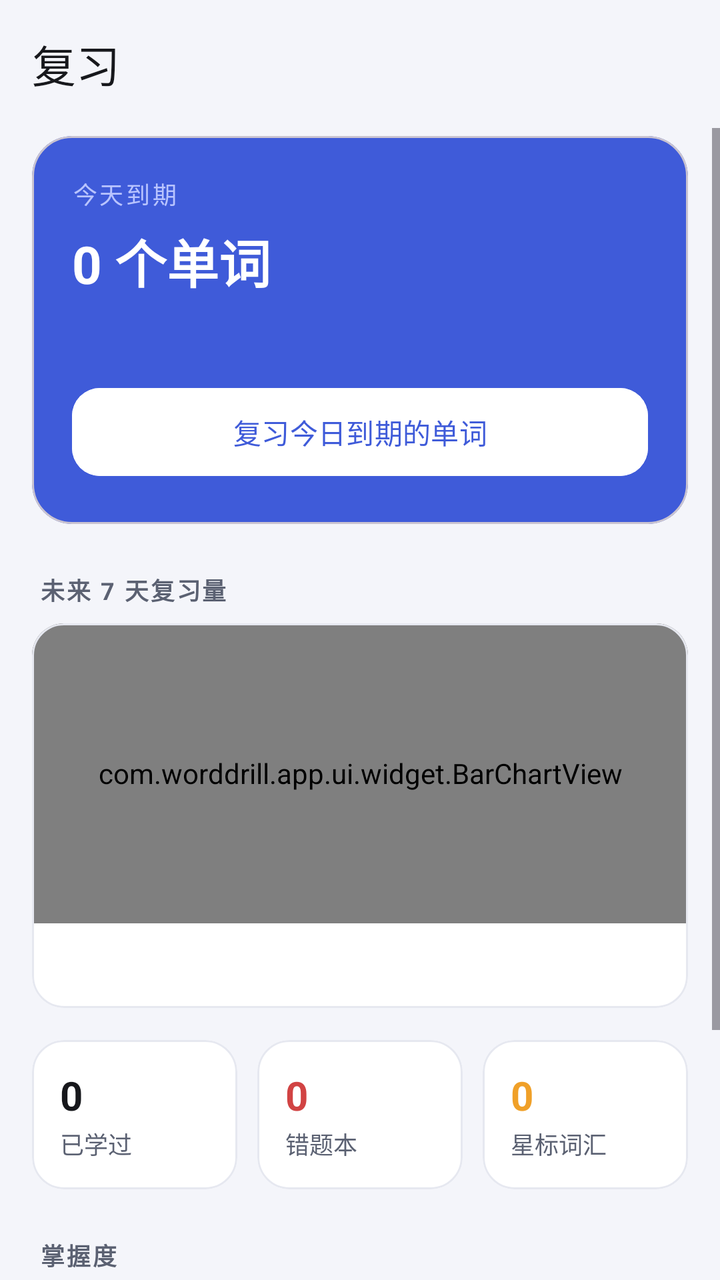
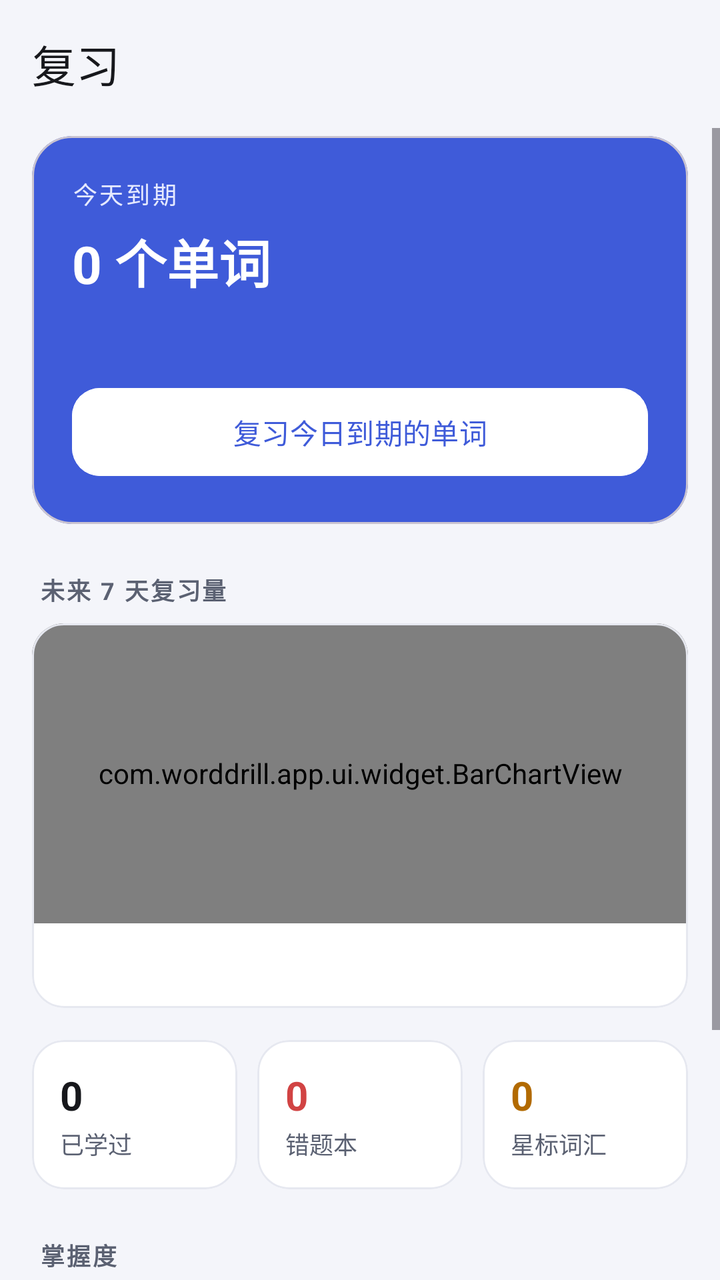

An Android layout rendered at two revisions. The XML below is the earlier revision; the diff shows what the commit changed to produce the second picture.
<!-- AndroidManifest.xml: application theme Theme.WordDrill -->
<!-- res/layout/fragment_review.xml -->
<?xml version="1.0" encoding="utf-8"?>
<LinearLayout xmlns:android="http://schemas.android.com/apk/res/android"
    xmlns:app="http://schemas.android.com/apk/res-auto"
    android:id="@+id/root"
    android:layout_width="match_parent"
    android:layout_height="match_parent"
    android:background="@color/bg"
    android:orientation="vertical">

    <com.google.android.material.appbar.MaterialToolbar
        android:id="@+id/toolbar"
        style="@style/Toolbar.WordDrill"
        android:layout_width="match_parent"
        android:layout_height="?attr/actionBarSize"
        app:title="@string/tab_review"
        app:titleTextAppearance="@style/TextAppearance.Material3.TitleLarge" />

    <ScrollView
        android:layout_width="match_parent"
        android:layout_height="0dp"
        android:layout_weight="1"
        android:clipToPadding="false"
        android:fillViewport="true">

        <LinearLayout
            android:layout_width="match_parent"
            android:layout_height="wrap_content"
            android:orientation="vertical"
            android:paddingStart="16dp"
            android:paddingTop="4dp"
            android:paddingEnd="16dp"
            android:paddingBottom="24dp">

            <com.google.android.material.card.MaterialCardView
                android:id="@+id/cardDue"
                android:layout_width="match_parent"
                android:layout_height="wrap_content"
                android:clickable="true"
                android:focusable="true"
                android:foreground="?attr/selectableItemBackground"
                app:cardBackgroundColor="@color/brand"
                app:cardCornerRadius="20dp"
                app:cardElevation="0dp">

                <LinearLayout
                    android:layout_width="match_parent"
                    android:layout_height="wrap_content"
                    android:orientation="vertical"
                    android:padding="20dp">

                    <TextView
                        android:layout_width="wrap_content"
                        android:layout_height="wrap_content"
                        android:letterSpacing="0.1"
                        android:text="@string/review_today_label"
                        android:textColor="#B9C4FF"
                        android:textSize="12sp" />

                    <TextView
                        android:id="@+id/tvDue"
                        style="@style/Text.Hero"
                        android:layout_width="wrap_content"
                        android:layout_height="wrap_content"
                        android:layout_marginTop="6dp"
                        android:text="0 个单词" />

                    <TextView
                        android:id="@+id/tvDueSub"
                        android:layout_width="wrap_content"
                        android:layout_height="wrap_content"
                        android:layout_marginTop="8dp"
                        android:textColor="#B9C4FF"
                        android:textSize="12sp" />

                    <com.google.android.material.button.MaterialButton
                        android:id="@+id/btnReview"
                        style="@style/Widget.Material3.Button"
                        android:layout_width="match_parent"
                        android:layout_height="52dp"
                        android:layout_marginTop="16dp"
                        android:backgroundTint="@color/white"
                        android:text="@string/action_review"
                        android:textColor="@color/brand"
                        android:textSize="14sp"
                        app:cornerRadius="14dp" />
                </LinearLayout>
            </com.google.android.material.card.MaterialCardView>

            <TextView
                style="@style/Text.SectionLabel"
                android:layout_width="wrap_content"
                android:layout_height="wrap_content"
                android:layout_marginTop="24dp"
                android:layout_marginStart="4dp"
                android:text="@string/report_forecast" />

            <com.google.android.material.card.MaterialCardView
                android:layout_width="match_parent"
                android:layout_height="wrap_content"
                android:layout_marginTop="8dp"
                app:cardBackgroundColor="@color/surface"
                app:cardCornerRadius="16dp"
                app:cardElevation="0dp"
                app:strokeColor="@color/divider"
                app:strokeWidth="1dp">

                <LinearLayout
                    android:layout_width="match_parent"
                    android:layout_height="wrap_content"
                    android:orientation="vertical">

                    <com.worddrill.app.ui.widget.BarChartView
                        android:id="@+id/chartForecast"
                        android:layout_width="match_parent"
                        android:layout_height="150dp"
                        android:paddingStart="12dp"
                        android:paddingTop="8dp"
                        android:paddingEnd="12dp"
                        android:paddingBottom="8dp" />

                    <TextView
                        android:id="@+id/tvForecast"
                        android:layout_width="match_parent"
                        android:layout_height="wrap_content"
                        android:paddingStart="16dp"
                        android:paddingTop="12dp"
                        android:paddingEnd="16dp"
                        android:paddingBottom="14dp"
                        android:textColor="@color/text_hint"
                        android:textSize="12sp" />
                </LinearLayout>
            </com.google.android.material.card.MaterialCardView>

            <LinearLayout
                android:layout_width="match_parent"
                android:layout_height="wrap_content"
                android:layout_marginTop="16dp"
                android:baselineAligned="false"
                android:orientation="horizontal">

                <com.google.android.material.card.MaterialCardView
                    android:id="@+id/cardLearned"
                    android:layout_width="0dp"
                    android:layout_height="wrap_content"
                    android:layout_marginEnd="5dp"
                    android:layout_weight="1"
                    android:clickable="true"
                    android:focusable="true"
                    android:foreground="?attr/selectableItemBackground"
                    app:cardBackgroundColor="@color/surface"
                    app:cardCornerRadius="16dp"
                    app:cardElevation="0dp"
                    app:strokeColor="@color/divider"
                    app:strokeWidth="1dp">

                    <LinearLayout
                        android:layout_width="match_parent"
                        android:layout_height="wrap_content"
                        android:orientation="vertical"
                        android:padding="14dp">

                        <TextView
                            android:id="@+id/tvLearnedCount"
                            android:layout_width="wrap_content"
                            android:layout_height="wrap_content"
                            android:text="0"
                            android:textColor="@color/text_primary"
                            android:textSize="20sp"
                            android:textStyle="bold" />

                        <TextView
                            android:layout_width="wrap_content"
                            android:layout_height="wrap_content"
                            android:layout_marginTop="2dp"
                            android:text="@string/learned_words"
                            android:textColor="@color/text_secondary"
                            android:textSize="12sp" />
                    </LinearLayout>
                </com.google.android.material.card.MaterialCardView>

                <com.google.android.material.card.MaterialCardView
                    android:id="@+id/cardMistakes"
                    android:layout_width="0dp"
                    android:layout_height="wrap_content"
                    android:layout_marginStart="5dp"
                    android:layout_marginEnd="5dp"
                    android:layout_weight="1"
                    android:clickable="true"
                    android:focusable="true"
                    android:foreground="?attr/selectableItemBackground"
                    app:cardBackgroundColor="@color/surface"
                    app:cardCornerRadius="16dp"
                    app:cardElevation="0dp"
                    app:strokeColor="@color/divider"
                    app:strokeWidth="1dp">

                    <LinearLayout
                        android:layout_width="match_parent"
                        android:layout_height="wrap_content"
                        android:orientation="vertical"
                        android:padding="14dp">

                        <TextView
                            android:id="@+id/tvMistakeCount"
                            android:layout_width="wrap_content"
                            android:layout_height="wrap_content"
                            android:text="0"
                            android:textColor="@color/wrong"
                            android:textSize="20sp"
                            android:textStyle="bold" />

                        <TextView
                            android:layout_width="wrap_content"
                            android:layout_height="wrap_content"
                            android:layout_marginTop="2dp"
                            android:text="@string/mistake_book"
                            android:textColor="@color/text_secondary"
                            android:textSize="12sp" />
                    </LinearLayout>
                </com.google.android.material.card.MaterialCardView>

                <com.google.android.material.card.MaterialCardView
                    android:id="@+id/cardStarred"
                    android:layout_width="0dp"
                    android:layout_height="wrap_content"
                    android:layout_marginStart="5dp"
                    android:layout_weight="1"
                    android:clickable="true"
                    android:focusable="true"
                    android:foreground="?attr/selectableItemBackground"
                    app:cardBackgroundColor="@color/surface"
                    app:cardCornerRadius="16dp"
                    app:cardElevation="0dp"
                    app:strokeColor="@color/divider"
                    app:strokeWidth="1dp">

                    <LinearLayout
                        android:layout_width="match_parent"
                        android:layout_height="wrap_content"
                        android:orientation="vertical"
                        android:padding="14dp">

                        <TextView
                            android:id="@+id/tvStarredCount"
                            android:layout_width="wrap_content"
                            android:layout_height="wrap_content"
                            android:text="0"
                            android:textColor="@color/star"
                            android:textSize="20sp"
                            android:textStyle="bold" />

                        <TextView
                            android:layout_width="wrap_content"
                            android:layout_height="wrap_content"
                            android:layout_marginTop="2dp"
                            android:text="@string/starred_words"
                            android:textColor="@color/text_secondary"
                            android:textSize="12sp" />
                    </LinearLayout>
                </com.google.android.material.card.MaterialCardView>
            </LinearLayout>

            <TextView
                style="@style/Text.SectionLabel"
                android:layout_width="wrap_content"
                android:layout_height="wrap_content"
                android:layout_marginTop="24dp"
                android:layout_marginStart="4dp"
                android:text="@string/report_mastery" />

            <com.google.android.material.card.MaterialCardView
                android:id="@+id/cardMastery"
                android:layout_width="match_parent"
                android:layout_height="wrap_content"
                android:layout_marginTop="8dp"
                android:clickable="true"
                android:focusable="true"
                android:foreground="?attr/selectableItemBackground"
                app:cardBackgroundColor="@color/surface"
                app:cardCornerRadius="16dp"
                app:cardElevation="0dp"
                app:strokeColor="@color/divider"
                app:strokeWidth="1dp">

                <LinearLayout
                    android:layout_width="match_parent"
                    android:layout_height="wrap_content"
                    android:orientation="vertical"
                    android:padding="16dp">

                    <TextView
                        android:id="@+id/tvMasteryTitle"
                        android:layout_width="match_parent"
                        android:layout_height="wrap_content"
                        android:textColor="@color/text_primary"
                        android:textSize="14sp"
                        android:textStyle="bold" />

                    <com.google.android.material.progressindicator.LinearProgressIndicator
                        android:id="@+id/pbMastery"
                        android:layout_width="match_parent"
                        android:layout_height="wrap_content"
                        android:layout_marginTop="12dp"
                        android:max="100"
                        app:indicatorColor="@color/brand"
                        app:trackColor="@color/divider"
                        app:trackCornerRadius="4dp"
                        app:trackStopIndicatorSize="0dp"
                        app:trackThickness="10dp" />

                    <com.worddrill.app.ui.widget.MasteryBarView
                        android:id="@+id/masteryBar"
                        android:layout_width="match_parent"
                        android:layout_height="18dp"
                        android:layout_marginTop="12dp" />

                    <TextView
                        android:id="@+id/tvMasteryDetail"
                        android:layout_width="match_parent"
                        android:layout_height="wrap_content"
                        android:layout_marginTop="12dp"
                        android:lineSpacingExtra="3dp"
                        android:textColor="@color/text_secondary"
                        android:textSize="12sp" />
                </LinearLayout>
            </com.google.android.material.card.MaterialCardView>
        </LinearLayout>
    </ScrollView>
</LinearLayout>
<!-- resources referenced by this layout -->
<resources>
  <color name="bg">#F4F5FA</color>
  <color name="brand">#3F5BD9</color>
  <color name="divider">#E6E8F0</color>
  <color name="star">#F0A028</color>
  <color name="surface">#FFFFFF</color>
  <color name="text_hint">#9AA0B0</color>
  <color name="text_primary">#17181C</color>
  <color name="text_secondary">#5B6172</color>
  <color name="white">#FFFFFF</color>
  <color name="wrong">#D14343</color>
  <string name="action_review">复习今日到期的单词</string>
  <string name="learned_words">已学过</string>
  <string name="mistake_book">错题本</string>
  <string name="report_forecast">未来 7 天复习量</string>
  <string name="report_mastery">掌握度</string>
  <string name="review_today_label">今天到期</string>
  <string name="starred_words">星标词汇</string>
  <string name="tab_review">复习</string>
  <style name="Text.Hero" parent="">
          <item name="android:textSize">26sp</item>
          <item name="android:textColor">@color/white</item>
          <item name="android:textStyle">bold</item>
      </style>
  <style name="Text.SectionLabel" parent="">
          <item name="android:textSize">12sp</item>
          <item name="android:textColor">@color/text_secondary</item>
          <item name="android:letterSpacing">0.08</item>
          <item name="android:textStyle">bold</item>
      </style>
  <style name="Toolbar.WordDrill" parent="Widget.Material3.Toolbar">
          <item name="android:background">@color/bg</item>
          <item name="titleTextColor">@color/text_primary</item>
          <item name="subtitleTextColor">@color/text_secondary</item>
          <item name="navigationIconTint">@color/text_primary</item>
      </style>
  <style name="Theme.WordDrill" parent="Theme.Material3.DayNight.NoActionBar">
          <item name="colorPrimary">@color/brand</item>
          <item name="colorOnPrimary">@color/white</item>
          <item name="colorPrimaryContainer">@color/brand_container</item>
          <item name="colorOnPrimaryContainer">@color/brand_dark</item>
          <item name="colorSecondary">@color/accent</item>
          <item name="colorSurface">@color/surface</item>
          <item name="android:colorBackground">@color/bg</item>
          <item name="android:windowBackground">@color/bg</item>
          <item name="android:statusBarColor">@color/bg</item>
          <item name="android:navigationBarColor">@color/bg</item>
          <item name="android:windowLightStatusBar">@bool/light_status_bar</item>
      </style>
  <color name="brand_container">#E4E9FF</color>
  <color name="brand_dark">#1D2B6B</color>
  <color name="accent">#F2A03D</color>
</resources>

<!-- the commit's change to res/layout/fragment_review.xml (unified diff, before → after) -->
@@ -38,7 +38,7 @@
                 android:clickable="true"
                 android:focusable="true"
                 android:foreground="?attr/selectableItemBackground"
-                app:cardBackgroundColor="@color/brand"
+                app:cardBackgroundColor="@color/hero_bg"
                 app:cardCornerRadius="20dp"
                 app:cardElevation="0dp">
 
@@ -53,7 +53,7 @@
                         android:layout_height="wrap_content"
                         android:letterSpacing="0.1"
                         android:text="@string/review_today_label"
-                        android:textColor="#B9C4FF"
+                        android:textColor="@color/hero_sub"
                         android:textSize="12sp" />
 
                     <TextView
@@ -69,7 +69,7 @@
                         android:layout_width="wrap_content"
                         android:layout_height="wrap_content"
                         android:layout_marginTop="8dp"
-                        android:textColor="#B9C4FF"
+                        android:textColor="@color/hero_sub"
                         android:textSize="12sp" />
 
                     <com.google.android.material.button.MaterialButton
<!-- resource entries referenced after the edit -->
@@ -3,9 +3,11 @@
   <color name="bg">#F4F5FA</color>
   <color name="brand">#3F5BD9</color>
   <color name="divider">#E6E8F0</color>
-  <color name="star">#F0A028</color>
+  <color name="hero_bg">#3F5BD9</color>
+  <color name="hero_sub">#E6EAFF</color>
+  <color name="star">#B26A00</color>
   <color name="surface">#FFFFFF</color>
-  <color name="text_hint">#9AA0B0</color>
+  <color name="text_hint">#6A7280</color>
   <color name="text_primary">#17181C</color>
   <color name="text_secondary">#5B6172</color>
   <color name="white">#FFFFFF</color>
@@ -20,7 +22,7 @@
   <string name="tab_review">复习</string>
   <style name="Text.Hero" parent="">
           <item name="android:textSize">26sp</item>
-          <item name="android:textColor">@color/white</item>
+          <item name="android:textColor">@color/hero_text</item>
           <item name="android:textStyle">bold</item>
       </style>
   <style name="Text.SectionLabel" parent="">
@@ -48,8 +50,9 @@
           <item name="android:navigationBarColor">@color/bg</item>
           <item name="android:windowLightStatusBar">@bool/light_status_bar</item>
       </style>
+  <color name="hero_text">#FFFFFF</color>
   <color name="brand_container">#E4E9FF</color>
   <color name="brand_dark">#1D2B6B</color>
-  <color name="accent">#F2A03D</color>
+  <color name="accent">#C97A00</color>
 </resources>
 
